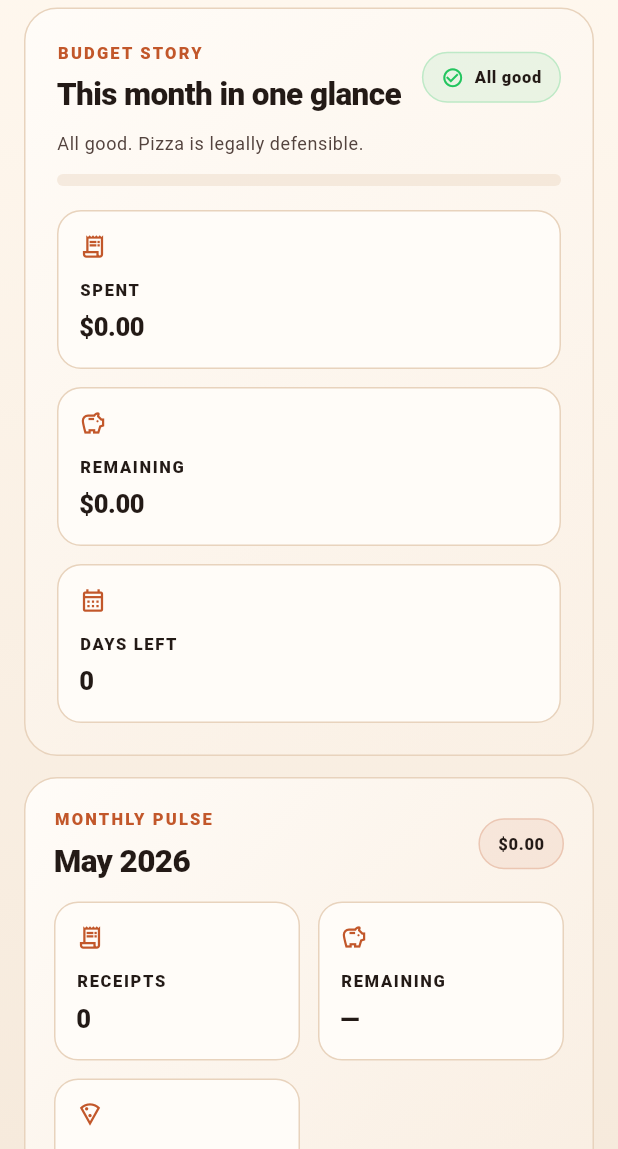
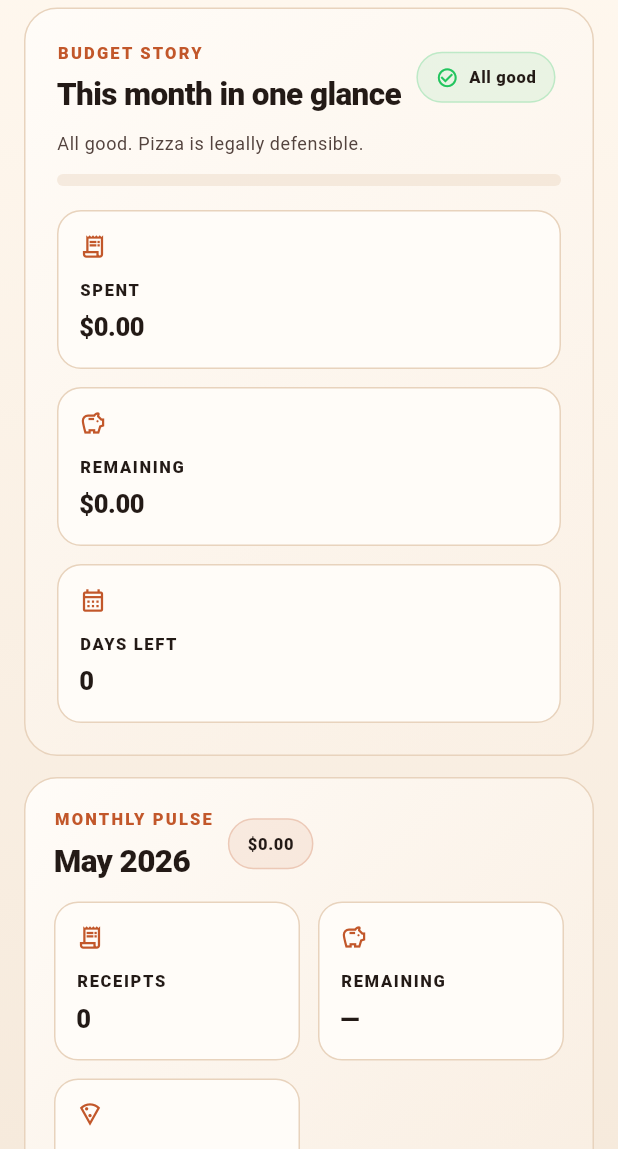
Before and after one commit to piekret/PizzaTracker, a Flutter app: the screen it shows once a user with an empty profile is signed in, scrolled down 1152 dp, after a tap on "Financial stupidity charts", on a phone screen of 412 x 824 dp, the part 87-1236 px from its top. Run offline on Flutter 3.47's test engine with Material 3 defaults, Android fonts, the phone set to English and light mode, and no system bars; our stand-ins replace fl_chart, flutter_dotenv, flutter_riverpod, image_picker, supabase_flutter; missing offline and left inert: google_mlkit_text_recognition; accounts and stored records are empty; network calls fail.

Commit message:
Improve responsive layouts

```diff
--- a/lib/src/app_chrome.dart
+++ b/lib/src/app_chrome.dart
@@ -138,11 +138,18 @@ class Kicker extends StatelessWidget {
 }
 
 class SoftPill extends StatelessWidget {
-  const SoftPill({required this.label, this.icon, this.color, super.key});
+  const SoftPill({
+    required this.label,
+    this.icon,
+    this.color,
+    this.overflow,
+    super.key,
+  });
 
   final String label;
   final IconData? icon;
   final Color? color;
+  final TextOverflow? overflow;
 
   @override
   Widget build(BuildContext context) {
@@ -164,6 +171,7 @@ class SoftPill extends StatelessWidget {
           ],
           Text(
             label,
+            overflow: overflow,
             style: Theme.of(context).textTheme.labelSmall?.copyWith(
               color: Theme.of(context).colorScheme.onSurface,
               letterSpacing: 0.45,
--- a/lib/src/dashboard/stats_screen.dart
+++ b/lib/src/dashboard/stats_screen.dart
@@ -154,10 +154,13 @@ class _StatsSummaryCard extends StatelessWidget {
       child: Column(
         crossAxisAlignment: CrossAxisAlignment.start,
         children: [
-          Row(
+          Wrap(
+            spacing: 10,
+            runSpacing: 10,
+            crossAxisAlignment: WrapCrossAlignment.center,
+            alignment: WrapAlignment.spaceBetween,
             children: [
-              Expanded(
-                child: Column(
+              Column(
                 crossAxisAlignment: CrossAxisAlignment.start,
                 children: [
                   const Kicker('Monthly pulse'),
@@ -167,7 +170,6 @@ class _StatsSummaryCard extends StatelessWidget {
                     style: Theme.of(context).textTheme.titleLarge,
                   ),
                 ],
-                ),
               ),
               SoftPill(label: formatter.format(spent)),
             ],
@@ -241,10 +243,13 @@ class _StatsHeroCard extends ConsumerWidget {
       child: Column(
         crossAxisAlignment: CrossAxisAlignment.start,
         children: [
-          Row(
+          Wrap(
+            spacing: 10,
+            runSpacing: 10,
+            crossAxisAlignment: WrapCrossAlignment.center,
+            alignment: WrapAlignment.spaceBetween,
             children: [
-              Expanded(
-                child: Column(
+              Column(
                 crossAxisAlignment: CrossAxisAlignment.start,
                 children: [
                   const Kicker('Budget story'),
@@ -254,7 +259,6 @@ class _StatsHeroCard extends ConsumerWidget {
                     style: Theme.of(context).textTheme.titleLarge,
                   ),
                 ],
-                ),
               ),
               SoftPill(
                 label: level.shortLabel,
```
Also changed, not shown: lib/src/dashboard/planning_cards.dart (+27 -4 lines), lib/src/expenses/receipt_review_sheet.dart (+26 -12 lines), lib/src/recipes/recipes_screen.dart (+4 -5 lines), 1 other file. Lines whose indentation alone changed are shown as unchanged.
